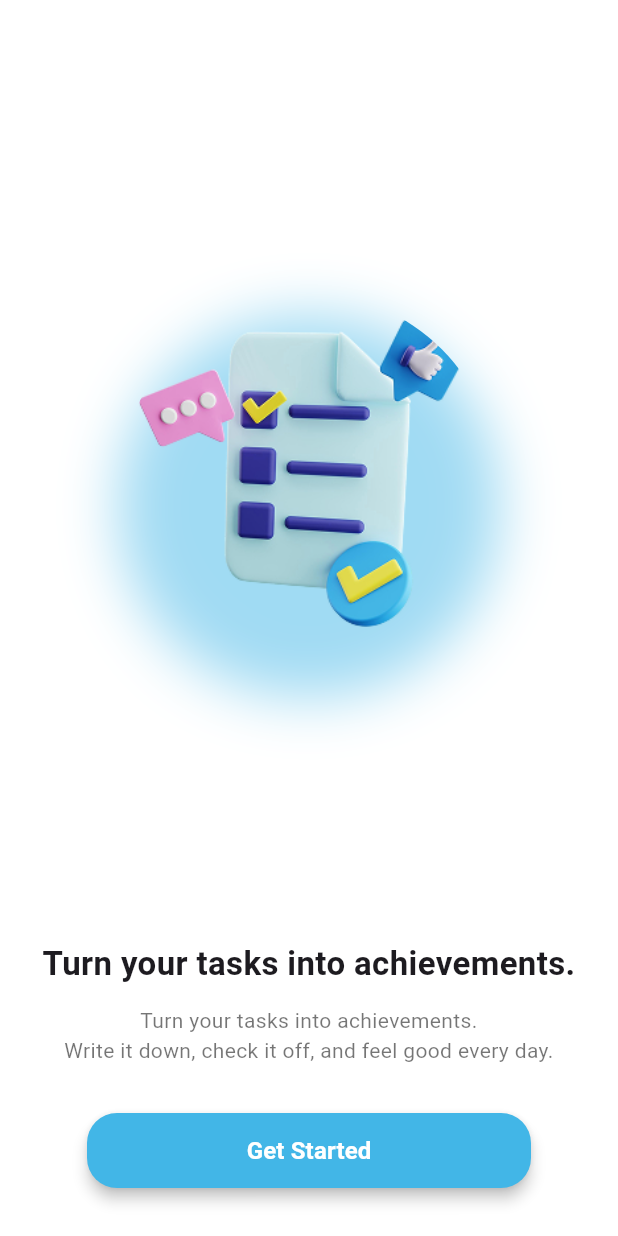
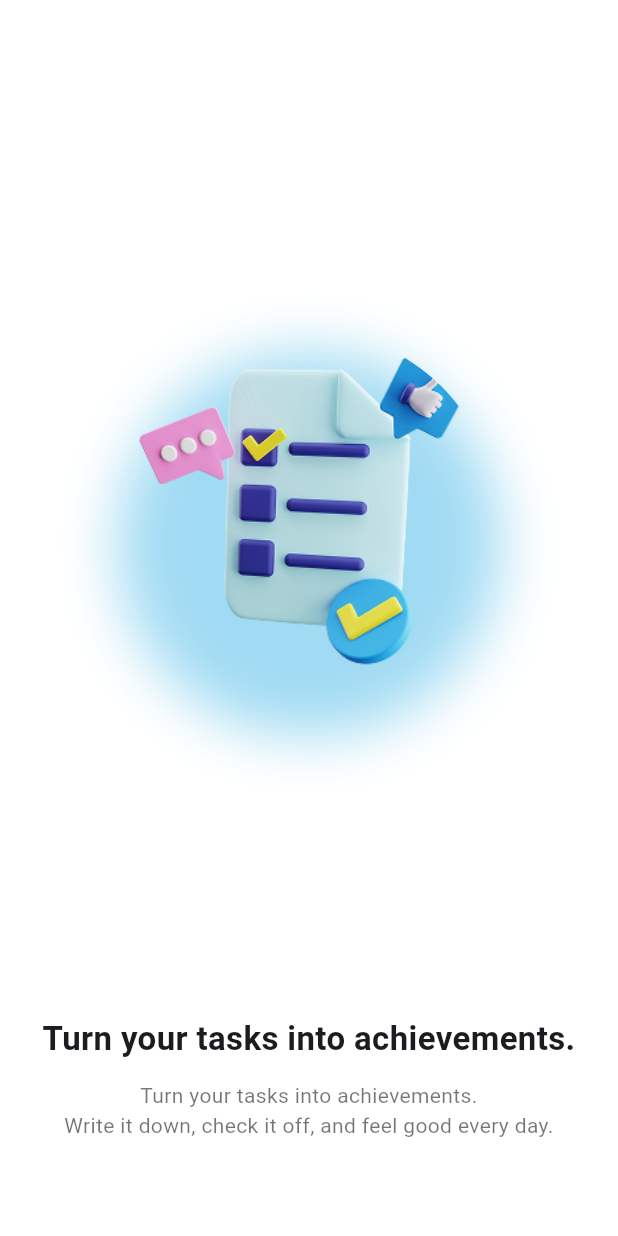
Before and after one commit to ZacksAryasatya/Todolist-Flutter-Project, a Flutter app: the WelcomingPage screen opened by its route, on a phone screen of 412 x 824 dp. Run offline on Flutter 3.47's test engine with Material 3 defaults, Android fonts, the light colour scheme and no system bars; our stand-ins replace get, shared_preferences; accounts and stored records are empty; statements that could not run were skipped.

Commit message:
feat/ui [FA] fix code

```diff
--- a/lib/pages/home_page.dart
+++ b/lib/pages/home_page.dart
@@ -7,7 +7,7 @@ import 'package:todolist_application/pages/widescreen/home_widescreen_page.dart'
 
 class HomePage extends StatelessWidget {
   HomePage({super.key});
-  final todocontroller = Get.find<TodoController>();
+  final TodoController todocontroller = Get.find<TodoController>();
 
   @override
   Widget build(BuildContext context) {
--- a/lib/pages/login_page.dart
+++ b/lib/pages/login_page.dart
@@ -8,7 +8,7 @@ import 'package:todolist_application/pages/widescreen/login_widescreen_page.dart
 
 class LoginPage extends StatelessWidget {
   LoginPage({super.key});
-  final controller = Get.find<AuthController>();
+  final AuthController controller = Get.find<AuthController>();
 
   @override
   Widget build(BuildContext context) {
--- a/lib/pages/profile_page.dart
+++ b/lib/pages/profile_page.dart
@@ -8,7 +8,7 @@ import 'package:todolist_application/pages/widescreen/profile_widescreen_page.da
 class ProfilePage extends StatelessWidget {
   ProfilePage({super.key});
 
-  final controller = Get.find<AuthController>();
+  final AuthController controller = Get.find<AuthController>();
 
   @override
   Widget build(BuildContext context) {
--- a/lib/pages/welcoming_page.dart
+++ b/lib/pages/welcoming_page.dart
@@ -1,10 +1,11 @@
 import 'package:flutter/material.dart';
 import 'package:get/get.dart';
-import 'package:todolist_application/reusable_component/button_widget.dart';
-import 'package:todolist_application/routes/routes.dart';
+import 'package:todolist_application/controllers/splash_controller.dart';
 
 class WelcomingPage extends StatelessWidget {
-  const WelcomingPage({super.key});
+  WelcomingPage({super.key});
+
+  final SplashController splashController = Get.find<SplashController>();
 
   @override
   Widget build(BuildContext context) {
@@ -58,18 +59,7 @@ class WelcomingPage extends StatelessWidget {
                   height: 1.4,
                 ),
               ),
-
               const SizedBox(height: 32),
-              Frame4Button(
-                width: 296,
-                height: 50,
-                elevation: 4,
-                color: const Color(0xFF42B6E7),
-                onPressed: () {
-                  Get.offNamed(AppRoutes.login);
-                },
-                text: "Get Started",
-              ),
             ],
           ),
         ),
--- a/lib/routes/pages.dart
+++ b/lib/routes/pages.dart
@@ -18,9 +18,8 @@ class AppPages {
   static final pages = [
     GetPage(
       name: AppRoutes.welcome,
-      page: () => WelcomingPage()
-      ),
-    GetPage(name: AppRoutes.welcome, page: () => WelcomingPage(), binding: SplashBinding()),
+      page: () => WelcomingPage(),
+      binding: SplashBinding()),
     GetPage(
       name: AppRoutes.login,
       page: () => LoginPage(),
@@ -29,7 +28,7 @@ class AppPages {
     GetPage(
       name: AppRoutes.dashboard,
       page: () => DashboardPage(),
-      bindings: [DashboardBinding(), TodoBinding()],
+      bindings: [DashboardBinding(), TodoBinding(), AuthBinding()],
     ),
     GetPage(
       name: AppRoutes.home,
```
Also changed, not shown: lib/pages/dashboard_page.dart (+4 -4 lines), lib/pages/history_page.dart (+4 -4 lines), lib/pages/widescreen/profile_widescreen_page.dart (+28 -5 lines).
